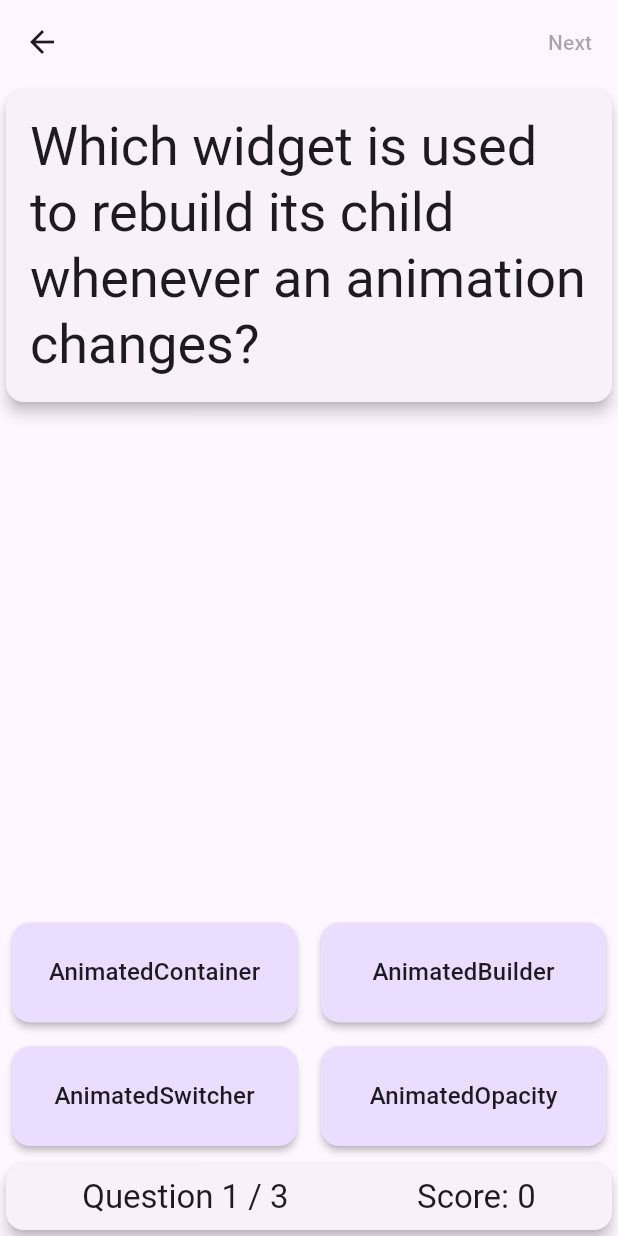
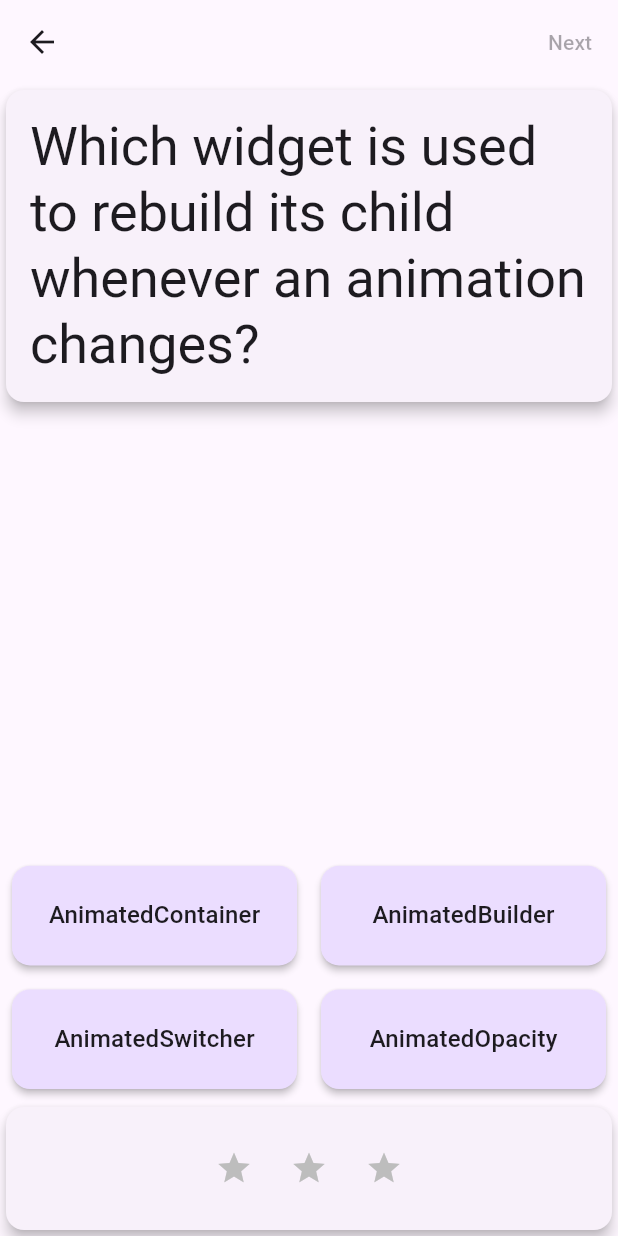
Before and after one commit to ThatPham2000/animation_gallery, a Flutter app: the QuestionScreen screen opened directly, on a phone screen of 412 x 824 dp. Run offline on Flutter 3.47's test engine with Material 3 defaults, Android fonts, the phone set to English and light mode, and no system bars; our stand-ins replace lottie; network calls fail.

Commit message:
flutter doc: implicit animations

```diff
--- a/lib/flutter_doc/implicit_animations/question_screen.dart
+++ b/lib/flutter_doc/implicit_animations/question_screen.dart
@@ -1,4 +1,6 @@
+import 'package:animation_gallery/flutter_doc/implicit_animations/scoreboard.dart';
 import 'package:flutter/material.dart';
+
 import 'view_model.dart';
 
 class QuestionScreen extends StatefulWidget {
@@ -23,11 +25,11 @@ class _QuestionScreenState extends State<QuestionScreen> {
             actions: [
               TextButton(
                 onPressed:
-                viewModel.hasNextQuestion && viewModel.didAnswerQuestion
-                    ? () {
-                  viewModel.getNextQuestion();
-                }
-                    : null,
+                    viewModel.hasNextQuestion && viewModel.didAnswerQuestion
+                        ? () {
+                            viewModel.getNextQuestion();
+                          }
+                        : null,
                 child: const Text('Next'),
               ),
             ],
@@ -159,13 +161,9 @@ class StatusBar extends StatelessWidget {
         child: Row(
           mainAxisAlignment: MainAxisAlignment.spaceAround,
           children: [
-            Text(
-              'Question ${viewModel.answeredQuestionCount} / ${viewModel.totalQuestions}',
-              style: Theme.of(context).textTheme.titleLarge,
-            ),
-            Text(
-              'Score: ${viewModel.score}',
-              style: Theme.of(context).textTheme.titleLarge,
+            Scoreboard(
+              score: viewModel.score,
+              totalQuestions: viewModel.totalQuestions,
             ),
           ],
         ),
--- /dev/null
+++ b/lib/flutter_doc/implicit_animations/scoreboard.dart
@@ -0,0 +1,75 @@
+import 'package:flutter/material.dart';
+
+class Scoreboard extends StatelessWidget {
+  final int score;
+  final int totalQuestions;
+
+  const Scoreboard({
+    super.key,
+    required this.score,
+    required this.totalQuestions,
+  });
+
+  @override
+  Widget build(BuildContext context) {
+    return Padding(
+      padding: const EdgeInsets.all(8.0),
+      child: Row(
+        mainAxisAlignment: MainAxisAlignment.center,
+        children: [
+          for (var i = 0; i < totalQuestions; i++)
+            // Icon(
+            //   Icons.star,
+            //   size: 50,
+            //   color: score < i + 1
+            //       ? Colors.grey.shade400
+            //       : Colors.yellow.shade700,
+            // ),
+            AnimatedStar(isActive: score > i),
+        ],
+      ),
+    );
+  }
+}
+
+class AnimatedStar extends StatelessWidget {                   // Add from here...
+  final bool isActive;
+  final Duration _duration = const Duration(milliseconds: 1000);
+  final Color _deactivatedColor = Colors.grey.shade400;
+  final Color _activatedColor = Colors.yellow.shade700;
+
+  final Curve _curve = Curves.elasticOut;
+
+  AnimatedStar({super.key, required this.isActive});
+
+  @override
+  Widget build(BuildContext context) {
+    // return AnimatedScale(
+    //   scale: isActive ? 1.0 : 0.5,
+    //   duration: _duration,
+    //   child: Icon(
+    //     Icons.star,
+    //     size: 50,
+    //     color: isActive ? _activatedColor : _deactivatedColor,
+    //   ),
+    // );
+
+
+    return AnimatedScale(
+      scale: isActive ? 1.0 : 0.5,
+      duration: _duration,
+      curve: _curve,
+      child: TweenAnimationBuilder(                            // Add from here...
+        duration: _duration,
+        curve: _curve,
+        tween: ColorTween(
+          begin: _deactivatedColor,
+          end: isActive ? _activatedColor : _deactivatedColor,
+        ),
+        builder: (context, value, child) {                     // To here.
+          return Icon(Icons.star, size: 50, color: value);     // And modify this line.
+        },
+      ),
+    );
+  }
+}
```
